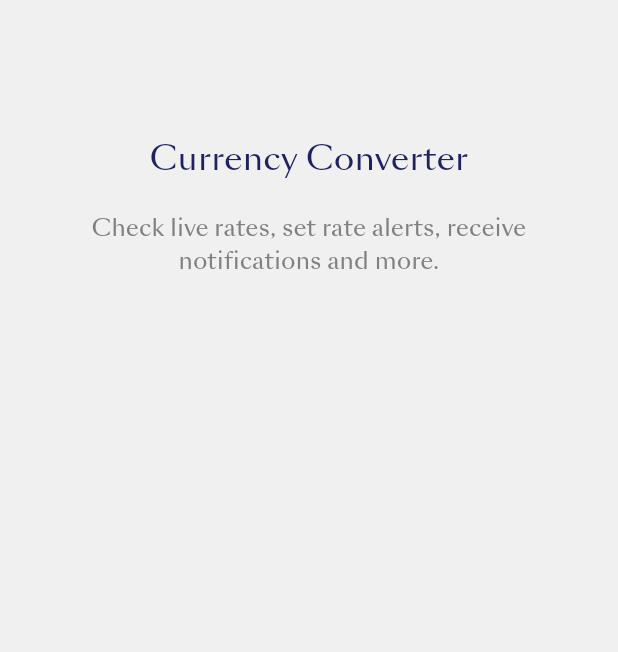
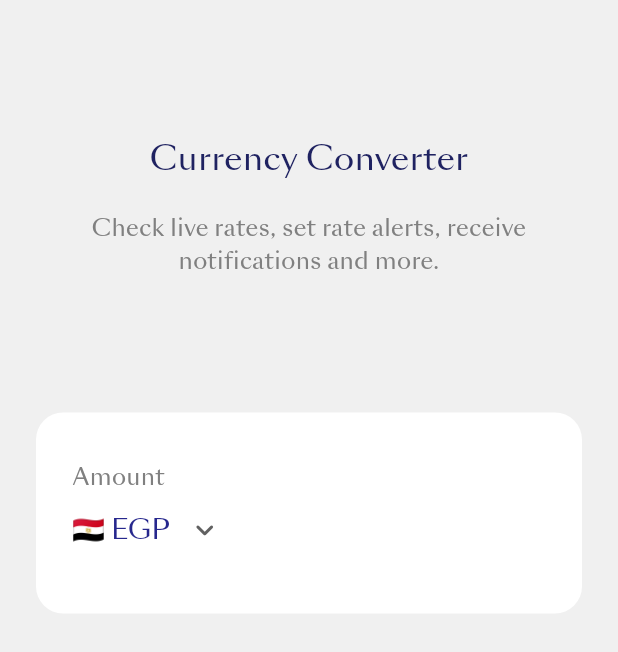
Before and after one commit to Elkady468/Exchange_Currency, a Flutter app: the screen it shows after launch, on a phone screen of 412 x 824 dp. Shown: the top 652 px of the screen. Run offline on Flutter 3.47's test engine with Material 3 defaults, Android fonts, the phone set to English and light mode, and no system bars; our stand-ins replace bloc, dartz, dio, equatable, flutter_bloc, get_it.

Commit message:
add custom drop down

```diff
--- /dev/null
+++ b/lib/feature/home/views/widgets/custom_drop_down.dart
@@ -0,0 +1,195 @@
+import 'package:exchange/core/utils/app_styles.dart';
+import 'package:flutter/material.dart';
+
+class CustomDropDown extends StatefulWidget {
+  const CustomDropDown({super.key});
+
+  @override
+  State<CustomDropDown> createState() => _CustomDropDownState();
+}
+
+class _CustomDropDownState extends State<CustomDropDown> {
+  List<DropdownMenuItem<String>> currencyItems = const [
+    DropdownMenuItem(value: "🇦🇪 AED", child: Text("🇦🇪 AED")),
+    DropdownMenuItem(value: "🏳️ AFN", child: Text("🏳️ AFN")),
+    DropdownMenuItem(value: "🇦🇲 AMD", child: Text("🇦🇲 AMD")),
+    DropdownMenuItem(value: "🇳🇱 ANG", child: Text("🇳🇱 ANG")),
+    DropdownMenuItem(value: "🇦🇴 AOA", child: Text("🇦🇴 AOA")),
+    DropdownMenuItem(value: "🇦🇷 ARS", child: Text("🇦🇷 ARS")),
+    DropdownMenuItem(value: "🇦🇺 AUD", child: Text("🇦🇺 AUD")),
+    DropdownMenuItem(value: "🇦🇼 AWG", child: Text("🇦🇼 AWG")),
+    DropdownMenuItem(value: "🇦🇿 AZN", child: Text("🇦🇿 AZN")),
+    DropdownMenuItem(value: "🇧🇦 BAM", child: Text("🇧🇦 BAM")),
+    DropdownMenuItem(value: "🇧🇧 BBD", child: Text("🇧🇧 BBD")),
+    DropdownMenuItem(value: "🇧🇩 BDT", child: Text("🇧🇩 BDT")),
+    DropdownMenuItem(value: "🇧🇬 BGN", child: Text("🇧🇬 BGN")),
+    DropdownMenuItem(value: "🇧🇭 BHD", child: Text("🇧🇭 BHD")),
+    DropdownMenuItem(value: "🇧🇮 BIF", child: Text("🇧🇮 BIF")),
+    DropdownMenuItem(value: "🇺🇸 BMD", child: Text("🇺🇸 BMD")),
+    DropdownMenuItem(value: "🇧🇳 BND", child: Text("🇧🇳 BND")),
+    DropdownMenuItem(value: "🇧🇴 BOB", child: Text("🇧🇴 BOB")),
+    DropdownMenuItem(value: "🇧🇷 BRL", child: Text("🇧🇷 BRL")),
+    DropdownMenuItem(value: "🇧🇸 BSD", child: Text("🇧🇸 BSD")),
+    DropdownMenuItem(value: "🇮🇳 BTN", child: Text("🇮🇳 BTN")),
+    DropdownMenuItem(value: "🇧🇼 BWP", child: Text("🇧🇼 BWP")),
+    DropdownMenuItem(value: "🇧🇾 BYN", child: Text("🇧🇾 BYN")),
+    DropdownMenuItem(value: "🇧🇿 BZD", child: Text("🇧🇿 BZD")),
+    DropdownMenuItem(value: "🇨🇦 CAD", child: Text("🇨🇦 CAD")),
+    DropdownMenuItem(value: "🇨🇩 CDF", child: Text("🇨🇩 CDF")),
+    DropdownMenuItem(value: "🇨🇭 CHF", child: Text("🇨🇭 CHF")),
+    DropdownMenuItem(value: "🇨🇱 CLP", child: Text("🇨🇱 CLP")),
+    DropdownMenuItem(value: "🇨🇳 CNY", child: Text("🇨🇳 CNY")),
+    DropdownMenuItem(value: "🇨🇴 COP", child: Text("🇨🇴 COP")),
+    DropdownMenuItem(value: "🇨🇷 CRC", child: Text("🇨🇷 CRC")),
+    DropdownMenuItem(value: "🇨🇺 CUP", child: Text("🇨🇺 CUP")),
+    DropdownMenuItem(value: "🇨🇻 CVE", child: Text("🇨🇻 CVE")),
+    DropdownMenuItem(value: "🇨🇿 CZK", child: Text("🇨🇿 CZK")),
+    DropdownMenuItem(value: "🇩🇯 DJF", child: Text("🇩🇯 DJF")),
+    DropdownMenuItem(value: "🇩🇰 DKK", child: Text("🇩🇰 DKK")),
+    DropdownMenuItem(value: "🇩🇴 DOP", child: Text("🇩🇴 DOP")),
+    DropdownMenuItem(value: "🇩🇿 DZD", child: Text("🇩🇿 DZD")),
+    DropdownMenuItem(value: "🇪🇬 EGP", child: Text("🇪🇬 EGP")),
+    DropdownMenuItem(value: "🇪🇷 ERN", child: Text("🇪🇷 ERN")),
+    DropdownMenuItem(value: "🇪🇹 ETB", child: Text("🇪🇹 ETB")),
+    DropdownMenuItem(value: "🇪🇺 EUR", child: Text("🇪🇺 EUR")),
+    DropdownMenuItem(value: "🇫🇯 FJD", child: Text("🇫🇯 FJD")),
+    DropdownMenuItem(value: "🇫🇰 FKP", child: Text("🇫🇰 FKP")),
+    DropdownMenuItem(value: "🏳️ FOK", child: Text("🏳️ FOK")),
+    DropdownMenuItem(value: "🇬🇧 GBP", child: Text("🇬🇧 GBP")),
+    DropdownMenuItem(value: "🇬🇪 GEL", child: Text("🇬🇪 GEL")),
+    DropdownMenuItem(value: "🇬🇬 GGP", child: Text("🇬🇬 GGP")),
+    DropdownMenuItem(value: "🇬🇭 GHS", child: Text("🇬🇭 GHS")),
+    DropdownMenuItem(value: "🇬🇮 GIP", child: Text("🇬🇮 GIP")),
+    DropdownMenuItem(value: "🇬🇲 GMD", child: Text("🇬🇲 GMD")),
+    DropdownMenuItem(value: "🇬🇳 GNF", child: Text("🇬🇳 GNF")),
+    DropdownMenuItem(value: "🇬🇹 GTQ", child: Text("🇬🇹 GTQ")),
+    DropdownMenuItem(value: "🇬🇾 GYD", child: Text("🇬🇾 GYD")),
+    DropdownMenuItem(value: "🇭🇰 HKD", child: Text("🇭🇰 HKD")),
+    DropdownMenuItem(value: "🇭🇳 HNL", child: Text("🇭🇳 HNL")),
+    DropdownMenuItem(value: "🇭🇷 HRK", child: Text("🇭🇷 HRK")),
+    DropdownMenuItem(value: "🇭🇹 HTG", child: Text("🇭🇹 HTG")),
+    DropdownMenuItem(value: "🇭🇺 HUF", child: Text("🇭🇺 HUF")),
+    DropdownMenuItem(value: "🇮🇩 IDR", child: Text("🇮🇩 IDR")),
+    DropdownMenuItem(value: "🇮🇱 ILS", child: Text("🇮🇱 ILS")),
+    DropdownMenuItem(value: "🇮🇲 IMP", child: Text("🇮🇲 IMP")),
+    DropdownMenuItem(value: "🇮🇳 INR", child: Text("🇮🇳 INR")),
+    DropdownMenuItem(value: "🇮🇶 IQD", child: Text("🇮🇶 IQD")),
+    DropdownMenuItem(value: "🇮🇷 IRR", child: Text("🇮🇷 IRR")),
+    DropdownMenuItem(value: "🇮🇸 ISK", child: Text("🇮🇸 ISK")),
+    DropdownMenuItem(value: "🇯🇪 JEP", child: Text("🇯🇪 JEP")),
+    DropdownMenuItem(value: "🇯🇲 JMD", child: Text("🇯🇲 JMD")),
+    DropdownMenuItem(value: "🇯🇴 JOD", child: Text("🇯🇴 JOD")),
+    DropdownMenuItem(value: "🇯🇵 JPY", child: Text("🇯🇵 JPY")),
+    DropdownMenuItem(value: "🇰🇪 KES", child: Text("🇰🇪 KES")),
+    DropdownMenuItem(value: "🇰🇬 KGS", child: Text("🇰🇬 KGS")),
+    DropdownMenuItem(value: "🇰🇭 KHR", child: Text("🇰🇭 KHR")),
+    DropdownMenuItem(value: "🇰🇮 KID", child: Text("🇰🇮 KID")),
+    DropdownMenuItem(value: "🇰🇲 KMF", child: Text("🇰🇲 KMF")),
+    DropdownMenuItem(value: "🇰🇷 KRW", child: Text("🇰🇷 KRW")),
+    DropdownMenuItem(value: "🇰🇼 KWD", child: Text("🇰🇼 KWD")),
+    DropdownMenuItem(value: "🇰🇾 KYD", child: Text("🇰🇾 KYD")),
+    DropdownMenuItem(value: "🇰🇿 KZT", child: Text("🇰🇿 KZT")),
+    DropdownMenuItem(value: "🇱🇦 LAK", child: Text("🇱🇦 LAK")),
+    DropdownMenuItem(value: "🇱🇧 LBP", child: Text("🇱🇧 LBP")),
+    DropdownMenuItem(value: "🇱🇰 LKR", child: Text("🇱🇰 LKR")),
+    DropdownMenuItem(value: "🇱🇷 LRD", child: Text("🇱🇷 LRD")),
+    DropdownMenuItem(value: "🇱🇸 LSL", child: Text("🇱🇸 LSL")),
+    DropdownMenuItem(value: "🇱🇾 LYD", child: Text("🇱🇾 LYD")),
+    DropdownMenuItem(value: "🇲🇦 MAD", child: Text("🇲🇦 MAD")),
+    DropdownMenuItem(value: "🇲🇩 MDL", child: Text("🇲🇩 MDL")),
+    DropdownMenuItem(value: "🇲🇬 MGA", child: Text("🇲🇬 MGA")),
+    DropdownMenuItem(value: "🇲🇰 MKD", child: Text("🇲🇰 MKD")),
+    DropdownMenuItem(value: "🇲🇲 MMK", child: Text("🇲🇲 MMK")),
+    DropdownMenuItem(value: "🇲🇳 MNT", child: Text("🇲🇳 MNT")),
+    DropdownMenuItem(value: "🇲🇴 MOP", child: Text("🇲🇴 MOP")),
+    DropdownMenuItem(value: "🇲🇷 MRU", child: Text("🇲🇷 MRU")),
+    DropdownMenuItem(value: "🇲🇺 MUR", child: Text("🇲🇺 MUR")),
+    DropdownMenuItem(value: "🇲🇻 MVR", child: Text("🇲🇻 MVR")),
+    DropdownMenuItem(value: "🇲🇼 MWK", child: Text("🇲🇼 MWK")),
+    DropdownMenuItem(value: "🇲🇽 MXN", child: Text("🇲🇽 MXN")),
+    DropdownMenuItem(value: "🇲🇾 MYR", child: Text("🇲🇾 MYR")),
+    DropdownMenuItem(value: "🇲🇿 MZN", child: Text("🇲🇿 MZN")),
+    DropdownMenuItem(value: "🇳🇦 NAD", child: Text("🇳🇦 NAD")),
+    DropdownMenuItem(value: "🇳🇬 NGN", child: Text("🇳🇬 NGN")),
+    DropdownMenuItem(value: "🇳🇮 NIO", child: Text("🇳🇮 NIO")),
+    DropdownMenuItem(value: "🇳🇴 NOK", child: Text("🇳🇴 NOK")),
+    DropdownMenuItem(value: "🇳🇵 NPR", child: Text("🇳🇵 NPR")),
+    DropdownMenuItem(value: "🇳🇿 NZD", child: Text("🇳🇿 NZD")),
+    DropdownMenuItem(value: "🇴🇲 OMR", child: Text("🇴🇲 OMR")),
+    DropdownMenuItem(value: "🇵🇦 PAB", child: Text("🇵🇦 PAB")),
+    DropdownMenuItem(value: "🇵🇪 PEN", child: Text("🇵🇪 PEN")),
+    DropdownMenuItem(value: "🇵🇬 PGK", child: Text("🇵🇬 PGK")),
+    DropdownMenuItem(value: "🇵🇭 PHP", child: Text("🇵🇭 PHP")),
+    DropdownMenuItem(value: "🇵🇰 PKR", child: Text("🇵🇰 PKR")),
+    DropdownMenuItem(value: "🇵🇱 PLN", child: Text("🇵🇱 PLN")),
+    DropdownMenuItem(value: "🇵🇾 PYG", child: Text("🇵🇾 PYG")),
+    DropdownMenuItem(value: "🇶🇦 QAR", child: Text("🇶🇦 QAR")),
+    DropdownMenuItem(value: "🇷🇴 RON", child: Text("🇷🇴 RON")),
+    DropdownMenuItem(value: "🇷🇸 RSD", child: Text("🇷🇸 RSD")),
+    DropdownMenuItem(value: "🇷🇺 RUB", child: Text("🇷🇺 RUB")),
+    DropdownMenuItem(value: "🇷🇼 RWF", child: Text("🇷🇼 RWF")),
+    DropdownMenuItem(value: "🇸🇦 SAR", child: Text("🇸🇦 SAR")),
+    DropdownMenuItem(value: "🇸🇧 SBD", child: Text("🇸🇧 SBD")),
+    DropdownMenuItem(value: "🇸🇨 SCR", child: Text("🇸🇨 SCR")),
+    DropdownMenuItem(value: "🇸🇩 SDG", child: Text("🇸🇩 SDG")),
+    DropdownMenuItem(value: "🇸🇪 SEK", child: Text("🇸🇪 SEK")),
+    DropdownMenuItem(value: "🇸🇬 SGD", child: Text("🇸🇬 SGD")),
+    DropdownMenuItem(value: "🇸🇭 SHP", child: Text("🇸🇭 SHP")),
+    DropdownMenuItem(value: "🏳️ SLE", child: Text("🏳️ SLE")),
+    DropdownMenuItem(value: "🏳️ SLL", child: Text("🏳️ SLL")),
+    DropdownMenuItem(value: "🇸🇴 SOS", child: Text("🇸🇴 SOS")),
+    DropdownMenuItem(value: "🇸🇷 SRD", child: Text("🇸🇷 SRD")),
+    DropdownMenuItem(value: "🇸🇸 SSP", child: Text("🇸🇸 SSP")),
+    DropdownMenuItem(value: "🇸🇹 STN", child: Text("🇸🇹 STN")),
+    DropdownMenuItem(value: "🇸🇾 SYP", child: Text("🇸🇾 SYP")),
+    DropdownMenuItem(value: "🇸🇿 SZL", child: Text("🇸🇿 SZL")),
+    DropdownMenuItem(value: "🇹🇭 THB", child: Text("🇹🇭 THB")),
+    DropdownMenuItem(value: "🇹🇯 TJS", child: Text("🇹🇯 TJS")),
+    DropdownMenuItem(value: "🇹🇲 TMT", child: Text("🇹🇲 TMT")),
+    DropdownMenuItem(value: "🇹🇳 TND", child: Text("🇹🇳 TND")),
+    DropdownMenuItem(value: "🇹🇴 TOP", child: Text("🇹🇴 TOP")),
+    DropdownMenuItem(value: "🇹🇷 TRY", child: Text("🇹🇷 TRY")),
+    DropdownMenuItem(value: "🇹🇹 TTD", child: Text("🇹🇹 TTD")),
+    DropdownMenuItem(value: "🇹🇻 TVD", child: Text("🇹🇻 TVD")),
+    DropdownMenuItem(value: "🇹🇼 TWD", child: Text("🇹🇼 TWD")),
+    DropdownMenuItem(value: "🇹🇿 TZS", child: Text("🇹🇿 TZS")),
+    DropdownMenuItem(value: "🇺🇦 UAH", child: Text("🇺🇦 UAH")),
+    DropdownMenuItem(value: "🇺🇬 UGX", child: Text("🇺🇬 UGX")),
+    DropdownMenuItem(value: "🇺🇸 USD", child: Text("🇺🇸 USD")),
+    DropdownMenuItem(value: "🇺🇾 UYU", child: Text("🇺🇾 UYU")),
+    DropdownMenuItem(value: "🇺🇿 UZS", child: Text("🇺🇿 UZS")),
+    DropdownMenuItem(value: "🇻🇪 VES", child: Text("🇻🇪 VES")),
+    DropdownMenuItem(value: "🇻🇳 VND", child: Text("🇻🇳 VND")),
+    DropdownMenuItem(value: "🇻🇺 VUV", child: Text("🇻🇺 VUV")),
+    DropdownMenuItem(value: "🇼🇸 WST", child: Text("🇼🇸 WST")),
+    DropdownMenuItem(value: "🏳️ XAF", child: Text("🏳️ XAF")),
+    DropdownMenuItem(value: "🏳️ XCD", child: Text("🏳️ XCD")),
+    DropdownMenuItem(value: "🏳️ XCG", child: Text("🏳️ XCG")),
+    DropdownMenuItem(value: "🏳️ XDR", child: Text("🏳️ XDR")),
+    DropdownMenuItem(value: "🏳️ XOF", child: Text("🏳️ XOF")),
+    DropdownMenuItem(value: "🏳️ XPF", child: Text("🏳️ XPF")),
+    DropdownMenuItem(value: "🇾🇪 YER", child: Text("🇾🇪 YER")),
+    DropdownMenuItem(value: "🇿🇦 ZAR", child: Text("🇿🇦 ZAR")),
+    DropdownMenuItem(value: "🇿🇲 ZMW", child: Text("🇿🇲 ZMW")),
+    DropdownMenuItem(value: "🇿🇼 ZWL", child: Text("🇿🇼 ZWL")),
+  ];
+
+  String dropdownValue = "🇪🇬 EGP";
+
+  @override
+  Widget build(BuildContext context) {
+    return DropdownButton<String>(
+      dropdownColor: Colors.white,
+      style: Styles.Mediume16(context),
+      icon: Icon(Icons.keyboard_arrow_down_rounded),
+      value: dropdownValue,
+      underline: Container(),
+      onChanged: (String? newValue) {
+        setState(() {
+          dropdownValue = newValue!;
+        });
+      },
+      items: currencyItems,
+    );
+  }
+}
--- /dev/null
+++ b/lib/feature/home/views/widgets/exchange_container.dart
@@ -0,0 +1,19 @@
+import 'package:exchange/feature/home/views/widgets/exchange_item.dart';
+import 'package:flutter/material.dart';
+
+class ExchangeContainer extends StatelessWidget {
+  const ExchangeContainer({super.key});
+
+  @override
+  Widget build(BuildContext context) {
+    return Container(
+      padding: EdgeInsets.symmetric(vertical: 32, horizontal: 24),
+      width: double.infinity,
+      decoration: BoxDecoration(
+        borderRadius: BorderRadius.circular(18),
+        color: Colors.white,
+      ),
+      child: ExchangeItem(headerText: "Amount"),
+    );
+  }
+}
--- /dev/null
+++ b/lib/feature/home/views/widgets/exchange_item.dart
@@ -0,0 +1,19 @@
+import 'package:exchange/core/utils/app_styles.dart';
+import 'package:exchange/feature/home/views/widgets/custom_drop_down.dart';
+import 'package:flutter/material.dart';
+
+class ExchangeItem extends StatelessWidget {
+  const ExchangeItem({super.key, required this.headerText});
+  final String headerText;
+
+  @override
+  Widget build(BuildContext context) {
+    return Column(
+      crossAxisAlignment: CrossAxisAlignment.start,
+      children: [
+        Text(headerText, style: Styles.Reguler14(context)),
+        Row(children: [CustomDropDown()]),
+      ],
+    );
+  }
+}
--- a/lib/feature/home/views/widgets/home_view_body.dart
+++ b/lib/feature/home/views/widgets/home_view_body.dart
@@ -1,3 +1,4 @@
+import 'package:exchange/feature/home/views/widgets/exchange_container.dart';
 import 'package:exchange/feature/home/views/widgets/home_page_header.dart';
 import 'package:flutter/material.dart';
 
@@ -8,7 +9,14 @@ class HomeViewBody extends StatelessWidget {
   Widget build(BuildContext context) {
     return Padding(
       padding: const EdgeInsets.symmetric(horizontal: 24.0),
-      child: Column(children: [SizedBox(height: 90), HomePageHeader()]),
+      child: Column(
+        children: [
+          SizedBox(height: 90),
+          HomePageHeader(),
+          SizedBox(height: 90),
+          ExchangeContainer(),
+        ],
+      ),
     );
   }
 }
```
